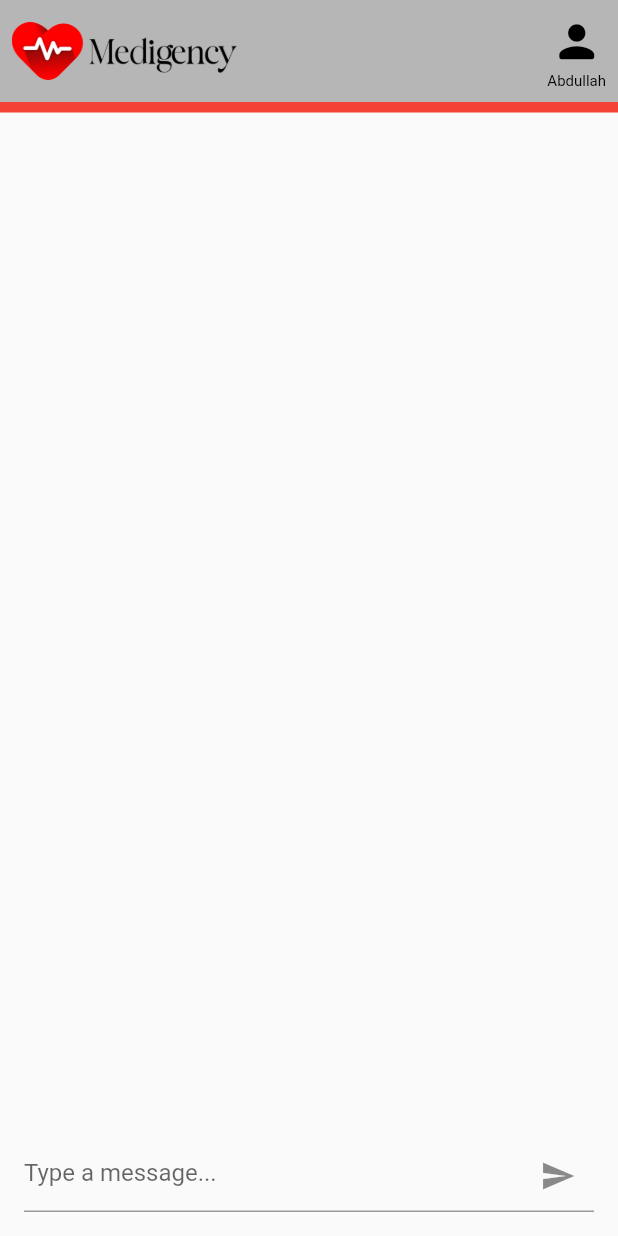
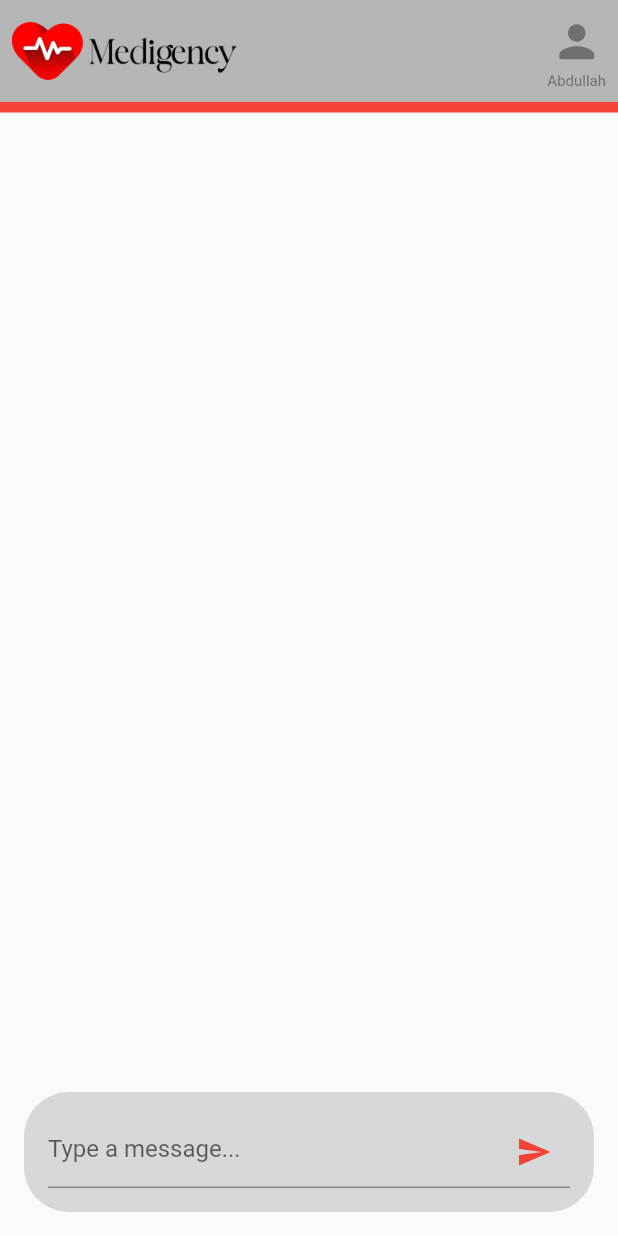
Before and after one commit to hadi-14/medigency, a Flutter app: the screen it shows after launch, after a tap on an icon or button, on a phone screen of 412 x 824 dp. Run offline on Flutter 3.47's test engine with Material 2 defaults, Android fonts, the phone set to English and light mode, and no system bars.

Commit message:
'better chat UI'

```diff
--- a/lib/chat.dart
+++ b/lib/chat.dart
@@ -45,13 +45,13 @@ class ChatPage extends StatelessWidget {
                             Icon(
                               Icons.person_rounded,
                               size: 35,
-                              color: Colors.black,
+                              color: Color.fromARGB(255, 112, 112, 112),
                             ),
                             SizedBox(height: 3),
                             Text(
                               'Abdullah',
                               style: TextStyle(
-                                color: Colors.black,
+                                color: Color.fromARGB(255, 112, 112, 112),
                                 fontSize: 10,
                               ),
                             ),
@@ -63,7 +63,11 @@ class ChatPage extends StatelessWidget {
                 ),
               ),
             ),
-            body: const ChatBot(),
+            body: Container(
+              padding:
+                  const EdgeInsets.only(left: 16.0, right: 16.0, bottom: 16.0),
+              child: ChatBot(),
+            ),
           ),
         ),
       ),
@@ -81,7 +85,9 @@ class ChatBot extends StatefulWidget {
 class _ChatBotState extends State<ChatBot> {
   final List<ChatMessage> _messages = [];
   final String openAIKey =
-      '<API_KEY>'; // Replace with your OpenAI API Key
+      '<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>';
+
+  get sk => null; // Replace with your OpenAI API Key
 
   void _addMessage(String text, bool isUser) async {
     setState(() {
@@ -93,7 +99,8 @@ class _ChatBotState extends State<ChatBot> {
         final response = await http.post(
           Uri.parse('https://api.openai.com/v1/chat/completions'),
           headers: {
-            'Authorization': 'Bearer $openAIKey',
+            'Authorization':
+                'Bearer $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',
             'Content-Type': 'application/json',
           },
           body: jsonEncode({
@@ -104,10 +111,7 @@ class _ChatBotState extends State<ChatBot> {
                 "content":
                     "You are a Skilled doctor with speciality in maternity help"
               },
-              {
-                "role": "user",
-                "content":text
-              }
+              {"role": "user", "content": text}
             ]
           }),
         );
@@ -135,19 +139,25 @@ class _ChatBotState extends State<ChatBot> {
       children: [
         Expanded(
           child: Padding(
-            padding: const EdgeInsets.all(16.0),
-            child: ListView.builder(
-              itemCount: _messages.length,
-              itemBuilder: (context, index) {
-                final message = _messages[index];
-                return message.isUser
-                    ? UserMessage(message.text)
-                    : BotMessage(message.text);
-              },
+            padding: const EdgeInsets.only(bottom: 8.0),
+            child: SingleChildScrollView(
+              reverse: true,
+              child: Column(
+                children: _messages.map((message) {
+                  return message.isUser
+                      ? UserMessage(message.text)
+                      : BotMessage(message.text);
+                }).toList(),
+              ),
             ),
           ),
         ),
-        Padding(
+        Container(
+          decoration: BoxDecoration(
+            color: Color.fromARGB(255, 216, 216, 216), // Light gray color
+            borderRadius:
+                BorderRadius.circular(30.0), // Optional: Add rounded corners
+          ),
           padding: const EdgeInsets.all(16.0),
           child: TextField(
             onSubmitted: (text) {
@@ -156,7 +166,10 @@ class _ChatBotState extends State<ChatBot> {
             decoration: InputDecoration(
               hintText: 'Type a message...',
               suffixIcon: IconButton(
-                icon: const Icon(Icons.send),
+                icon: const Icon(
+                  Icons.send,
+                  color: Colors.red, // Set the color to red
+                ),
                 onPressed: () {
                   // TODO: Handle sending the message
                 },
```
